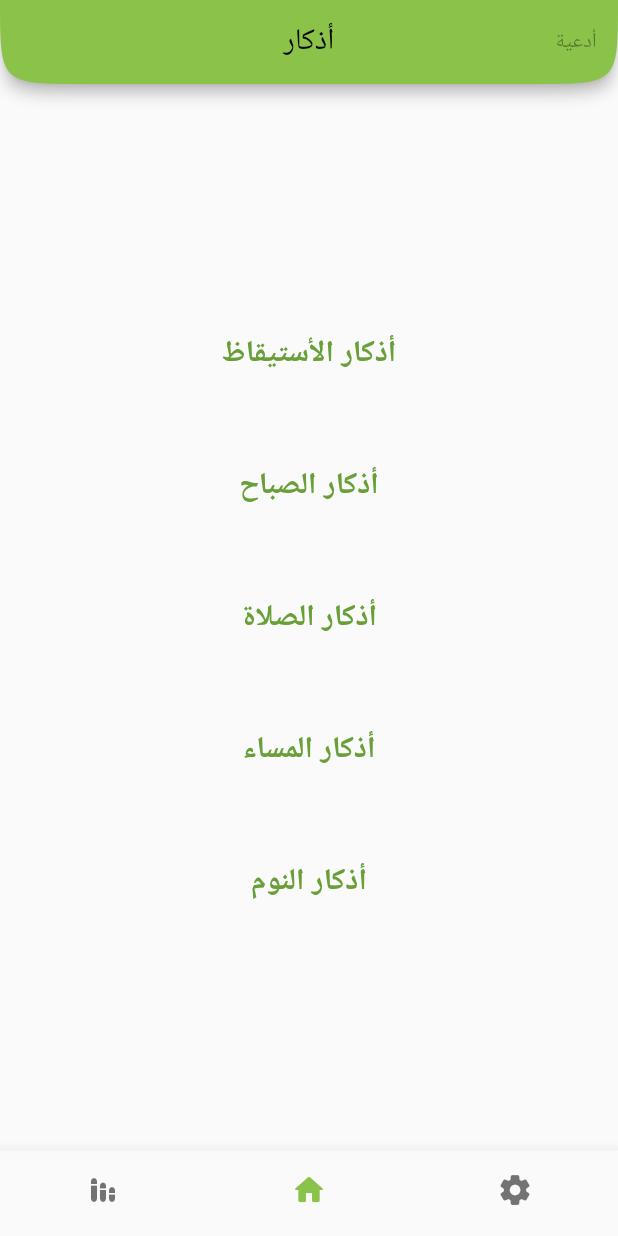
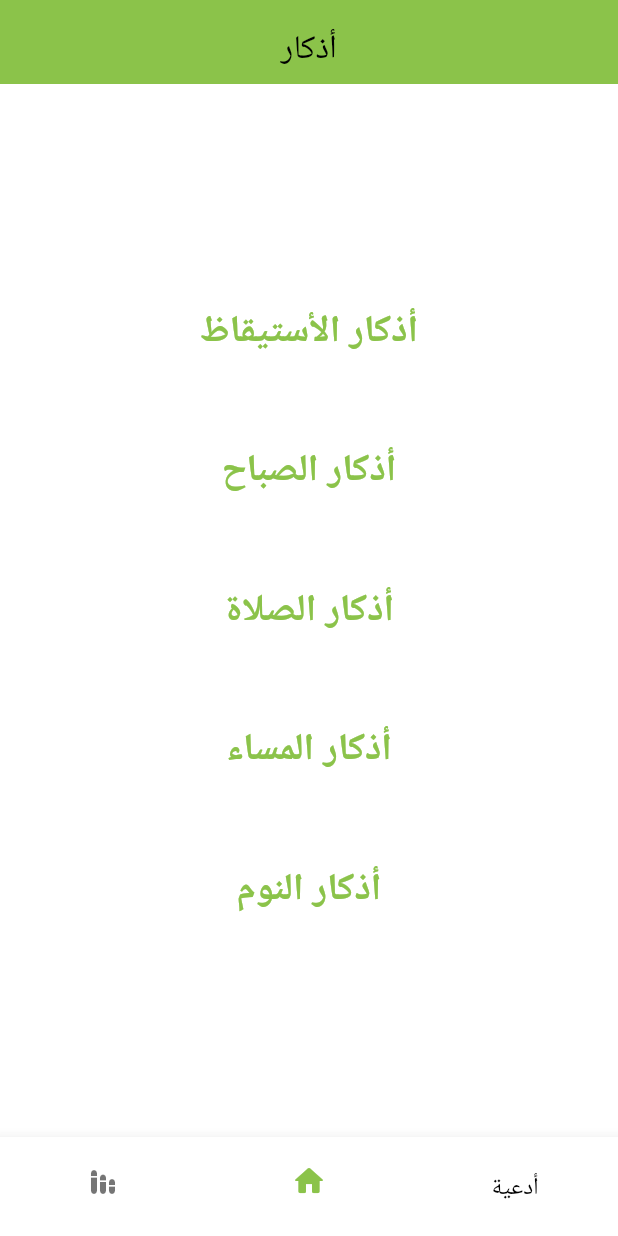
Before and after one commit to hesham04Dev/azkar, a Flutter app: the screen it shows after launch, on a phone screen of 412 x 824 dp. Run offline on Flutter 3.47's test engine with Material 2 defaults, Android fonts, the phone set to English and light mode, and no system bars; Roboto replaces fonts that are missing (Amiri).

Commit message:
adding custom font improving the theme remove setting page adding douaa to nav par aprox 1.5% is done

```diff
--- a/lib/Widget/ClickTitle.dart
+++ b/lib/Widget/ClickTitle.dart
@@ -11,7 +11,7 @@ ClickTitle({
   @override
   Widget build(BuildContext context) {
     return TextButton(onPressed: function, child: Text(text, style: TextStyle(
-      fontWeight: FontWeight.bold,fontSize: 20,color: Theme.of(context).primaryColorDark
+      fontWeight: FontWeight.bold,fontSize: 25,color: Theme.of(context).primaryColor
     ),));
   }
 }
--- a/lib/azkar_lists.dart
+++ b/lib/azkar_lists.dart
@@ -74,7 +74,7 @@ const String bsmAllahAlLathey = '''   بِسـمِ اللهِ الذي لا يَ
 شَيءٌ في الأرْضِ وَلا في السّمـاءِ
 وَهـوَ السّمـيعُ العَلـيم  ''';
 const String allahumFaterAlsmawat =
-    '''    اللَّهُمَّ فَاطِرَ السَّمَوَاتِ وَالْأَرْضِ عَالِمَ الْغَيْبِ وَالشَّهَادَةِ أَنْتَ رَبُّ كُلِّ شَيْءٍ وَمَلِيكُهُ أَشْهَدُ أَنْ لَا إِلَهَ إِلَّا أَنْتَ وَحْدَكَ لَا شَرِيكَ لَكَ وَأَنَّ مُحَمَّدًا عَبْدُكَ وَرَسُولُكَ أَعُوذُ بِكَ مِنْ شَرِّ نَفْسِي وَشَرِّ الشَّيْطَانِ وَشِرْكِهِ وَأَنْ أَقْتَرِفَ عَلَى نَفْسِي سُوءًا أَوْ أَجُرَّهُ إِلَى مُسْلِمٍ  ''';
+    '''اللَّهُمَّ فَاطِرَ السَّمَوَاتِ وَالْأَرْضِ عَالِمَ الْغَيْبِ وَالشَّهَادَةِ أَنْتَ رَبُّ كُلِّ شَيْءٍ وَمَلِيكُهُ أَشْهَدُ أَنْ لَا إِلَهَ إِلَّا أَنْتَ وَحْدَكَ لَا شَرِيكَ لَكَ وَأَنَّ مُحَمَّدًا عَبْدُكَ وَرَسُولُكَ أَعُوذُ بِكَ مِنْ شَرِّ نَفْسِي وَشَرِّ الشَّيْطَانِ وَشِرْكِهِ وَأَنْ أَقْتَرِفَ عَلَى نَفْسِي سُوءًا أَوْ أَجُرَّهُ إِلَى مُسْلِمٍ''';
 
 const List<String> PageNames = [
   "أذكار الأستيقاظ",
--- a/lib/main.dart
+++ b/lib/main.dart
@@ -3,28 +3,44 @@ import 'package:flutter/material.dart';
 import 'pages/homePage.dart';
 
 void main() {
+  //TODO adding the db if still i need to add ranking page
+
   runApp(const MyApp());
 }
 
 class MyApp extends StatelessWidget {
   const MyApp({super.key});
 
-  // This widget is the root of your application.
+
   @override
   Widget build(BuildContext context) {
     return MaterialApp(
+      debugShowCheckedModeBanner: false,
+      themeMode: ThemeMode.light,
+      theme: ThemeData(
+        useMaterial3: true,
+        fontFamily: "Amiri",
+        scaffoldBackgroundColor: Colors.white,
 
-      debugShowCheckedModeBanner: false,
-      theme: ThemeData(
+          colorScheme: ColorScheme.fromSwatch(primarySwatch: Colors.lightGreen),
 
-          primarySwatch: Colors.lightGreen,
+         // primarySwatch: Colors.lightGreen,
           appBarTheme: const AppBarTheme(
+            color: Colors.lightGreen,
+              //elevation: 0.5 ,
               centerTitle: true,
-              shape: ContinuousRectangleBorder(
+             /*shape: ContinuousRectangleBorder(
                 borderRadius:
-                    BorderRadius.vertical(bottom: Radius.circular(200)),
-              )),
+                    BorderRadius.vertical(bottom: Radius.circular(200)
+                    ),
 
+              )*/
+
+          ),
+
+      ),
+      darkTheme: ThemeData.dark(
+        useMaterial3: true,
       ),
       home: Directionality(
         textDirection: TextDirection.rtl,
--- a/lib/pages/homeBody.dart
+++ b/lib/pages/homeBody.dart
@@ -17,10 +17,10 @@ class homeBody extends StatelessWidget {
               width: double.infinity,
               child: ClickTitle(
                 text: name,
+
                 function: () {
                   Navigator.push(context, MaterialPageRoute(builder: (context) {
-                    return Directionality(child:  azkarPage(name),textDirection: TextDirection.rtl,)
-                       ;
+                    return Directionality(textDirection: TextDirection.rtl,child:   azkarPage(name),);
                   }));
                 },
               ));
--- a/lib/pages/homePage.dart
+++ b/lib/pages/homePage.dart
@@ -10,7 +10,8 @@ class HomePage extends StatefulWidget {
 
 class _HomePageState extends State<HomePage> {
   List<Widget> bodies = [
-    const settingBody(),
+
+    const homeBody(),
     const homeBody(),
     const rankingBody(),
   ];
@@ -21,13 +22,11 @@ class _HomePageState extends State<HomePage> {
   Widget build(BuildContext context) {
     return Scaffold(
         appBar: AppBar(
-          leading:  TextButton(
-              onPressed: () {},
-              child: Text(
-                "أدعية",
-                style: TextStyle(color: Theme.of(context).disabledColor),
-              )),
-          title: const Text("أذكار"),
+
+          title: Padding(
+            padding: const EdgeInsets.only(top: 8.0),
+            child: const Text("أذكار"),
+          ),
 
         ),
         body: bodies[NavItem],
@@ -42,7 +41,10 @@ class _HomePageState extends State<HomePage> {
           },
           items: const [
              BottomNavigationBarItem(
-                icon: Icon(Icons.settings_rounded), label: "الإعدادات "),
+                icon: Padding(
+                  padding: EdgeInsets.only(top: 8.0),
+                  child: Text("أدعية", style: TextStyle(fontSize: 16)),/*TODO the color of it dont change */
+                ), label: "ادعية "),
              BottomNavigationBarItem(
                 icon: Icon(Icons.home_rounded), label: "الصفحة الرئيسية"),
              BottomNavigationBarItem(
--- a/lib/pages/settingBody.dart
+++ b/lib/pages/settingBody.dart
@@ -1,4 +1,4 @@
-import 'package:flutter/material.dart';
+/*import 'package:flutter/material.dart';
 
 class settingBody extends StatefulWidget {
   const settingBody({Key? key}) : super(key: key);
@@ -140,3 +140,4 @@ class _settingBodyState extends State<settingBody> {
     );
   }
 }
+*/
```
Also changed, not shown: lib/Widget/zkr.dart (+36 -6 lines), lib/models/styles.dart (added, +16 -0 lines), lib/pages/azkarPage.dart (+7 -7 lines), pubspec.yaml (+8 -12 lines), assets/fonts/Amiri-Bold.ttf (added), assets/fonts/Amiri-Regular.ttf (added).
